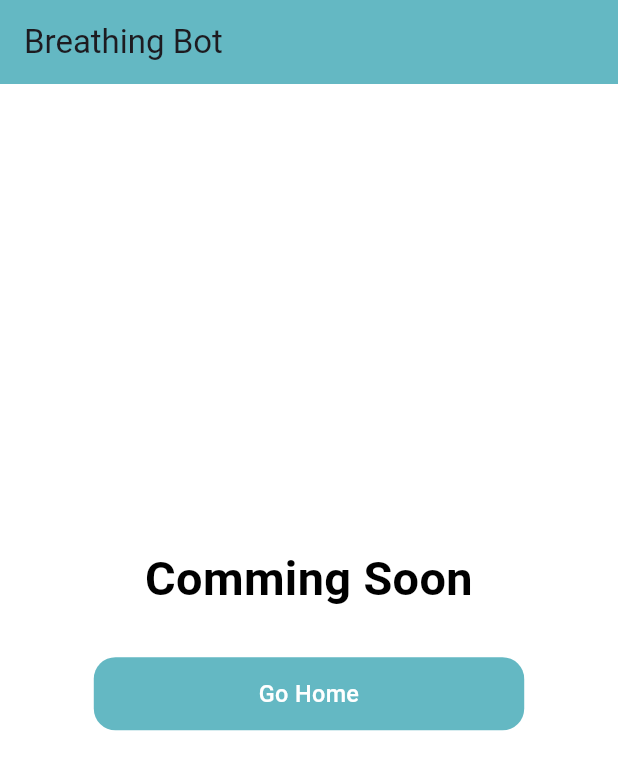
After one commit to amrabdalfatah/nasma_app, a Flutter app: the ChatView screen opened directly, on a phone screen of 412 x 824 dp. The commit adds this screen. Shown: the top 770 px of the screen. Run offline on Flutter 3.47's test engine with Material 3 defaults, Android fonts, the phone set to English and light mode, and no system bars; our stand-ins replace dartz, get, get_storage, lottie; accounts and stored records are empty; Roboto replaces fonts that are missing (Urbanist).

```diff
--- a/lib/app.dart
+++ b/lib/app.dart
@@ -5,6 +5,7 @@ import 'package:get_storage/get_storage.dart';
 import 'core/helper/binding.dart';
 import 'core/utils/colors.dart';
 import 'core/utils/constants.dart';
+import 'features/home/presentation/screens/breathing_session_view.dart';
 import 'features/home/presentation/screens/home_view.dart';
 import 'features/splash/presentation/screens/splash_view.dart';
 
@@ -46,6 +47,7 @@ class _MyAppState extends State<MyApp> with WidgetsBindingObserver {
         scaffoldBackgroundColor: AppColors.backgroundPageColor,
       ),
       home: controller.mainScreen,
+      // home: BreathingSessionView(),
     );
   }
 }
--- a/lib/core/utils/api_service.dart
+++ b/lib/core/utils/api_service.dart
@@ -18,5 +18,11 @@ class ApiService {
   static const String questions = "${baseUrl}pss/questions/";
   static const String pssTest = "${baseUrl}pss/psstest/";
   static const String pssResults = "${baseUrl}pss/pssresults/";
+  static const String breathingExercise =
+      "${baseUrl}breathing/breathingexercise/";
+  static const String userBreathingSession =
+      "${baseUrl}breathing/userbreathingsession/";
+  static const String breathingSession =
+      "${baseUrl}breathing/breathingsession/";
   static const String article = "${baseUrl}article/";
 }
--- a/lib/core/widgets/custom_fading_widget.dart
+++ b/lib/core/widgets/custom_fading_widget.dart
@@ -15,10 +15,10 @@ class _CustomFadingWidgetState extends State<CustomFadingWidget>
 
   @override
   void initState() {
-    animationController = AnimationController(
-        vsync: this, duration: const Duration(milliseconds: 800));
+    animationController =
+        AnimationController(vsync: this, duration: const Duration(seconds: 10));
 
-    animation = Tween<double>(begin: .2, end: .8).animate(animationController);
+    animation = Tween<double>(begin: .1, end: .9).animate(animationController);
 
     animationController.addListener(() {
       setState(() {});
--- a/lib/core/widgets/main_button.dart
+++ b/lib/core/widgets/main_button.dart
@@ -5,7 +5,7 @@ import '../utils/dimensions.dart';
 import 'small_text.dart';
 
 class MainButton extends StatelessWidget {
-  final void Function() onTap;
+  final void Function()? onTap;
   final String text;
   final Color color;
   const MainButton({
--- /dev/null
+++ b/lib/features/home/presentation/screens/chat_view.dart
@@ -0,0 +1,42 @@
+import 'package:flutter/material.dart';
+import 'package:get/get.dart';
+import 'package:nasma_app/core/utils/colors.dart';
+import 'package:nasma_app/core/utils/dimensions.dart';
+import 'package:nasma_app/core/widgets/big_text.dart';
+import 'package:nasma_app/core/widgets/main_button.dart';
+import 'package:nasma_app/features/home/presentation/screens/home_view.dart';
+
+class ChatView extends StatelessWidget {
+  const ChatView({super.key});
+
+  @override
+  Widget build(BuildContext context) {
+    return Scaffold(
+      appBar: AppBar(
+        title: Text('Breathing Bot'),
+        backgroundColor: AppColors.mainColor,
+      ),
+      body: Column(
+        mainAxisAlignment: MainAxisAlignment.center,
+        children: [
+          BigText(
+            text: 'Comming Soon',
+            color: Colors.black,
+            size: Dimensions.font32,
+          ),
+          Padding(
+            padding: EdgeInsets.symmetric(
+              vertical: Dimensions.height30,
+              horizontal: Dimensions.height64,
+            ),
+            child: MainButton(
+                text: 'Go Home',
+                onTap: () {
+                  Get.offAll(() => HomeView());
+                }),
+          )
+        ],
+      ),
+    );
+  }
+}
--- a/pubspec.yaml
+++ b/pubspec.yaml
@@ -16,6 +16,7 @@ dependencies:
   dartz: ^0.10.1
   get_it: ^8.0.3
   http: ^1.2.2
+  lottie: ^3.3.0
 
 dev_dependencies:
   flutter_test:
@@ -26,6 +27,7 @@ flutter:
   uses-material-design: true
   assets:
     - assets/images/
+    - assets/lottie/
   #   - images/a_dot_ham.jpeg
   # fonts:
   #   - family: Schyler
```
Also changed, not shown: assets/lottie/circles.json (added, +1 -0 lines), assets/lottie/main.json (added, +1 -0 lines), lib/features/home/presentation/screens/article_screen.dart (added, +12 -0 lines), lib/features/home/presentation/screens/breathing_session_view.dart (added, +124 -0 lines), lib/features/home/presentation/screens/home_view.dart (+8 -10 lines), lib/features/home/presentation/screens/psstest_view.dart (+37 -6 lines), lib/features/home/presentation/screens/setting_screen.dart (added, +12 -0 lines), lib/features/home/presentation/screens/widgets/circles_group.dart (added, +56 -0 lines), lib/features/home/presentation/view_model/user_viewmodel.dart (+7 -10 lines), pubspec.lock.
